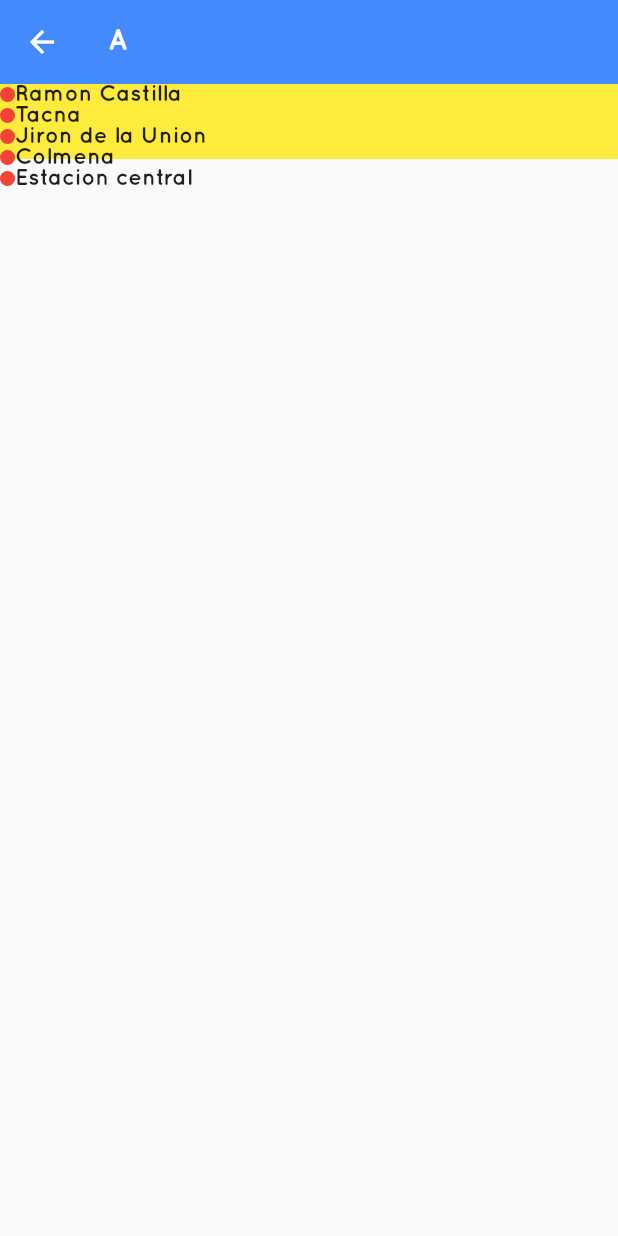
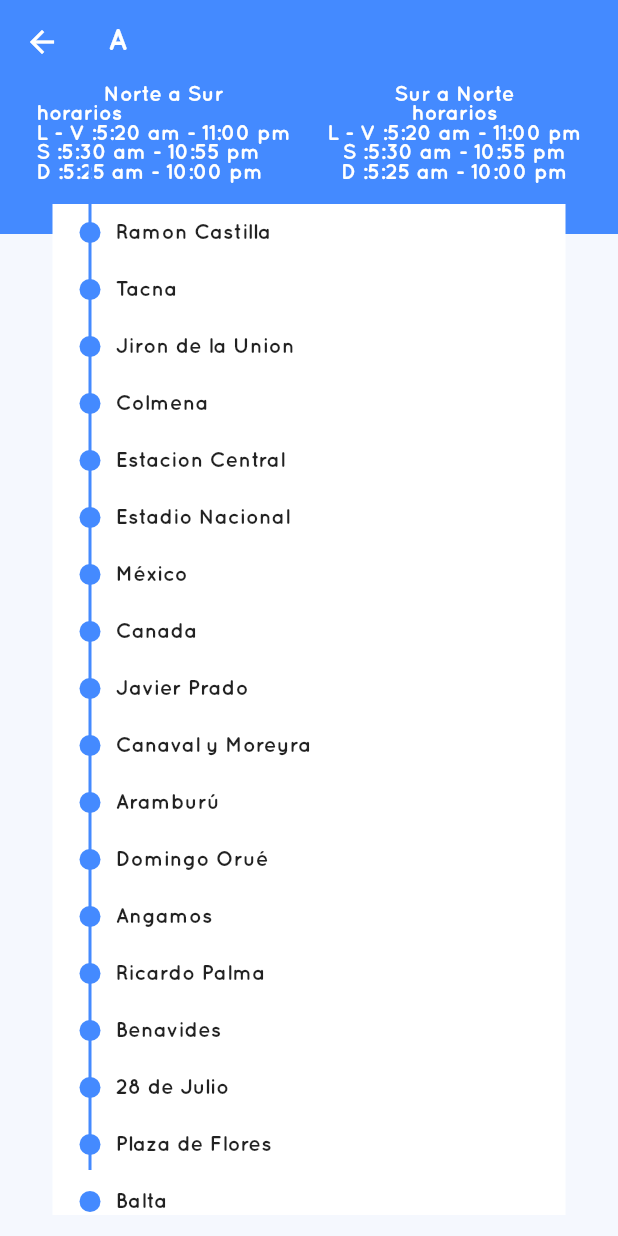
Before and after one commit to edwinmacalopu/MetropolitanoPe, a Flutter app: the screen it shows after launch, after a tap on an icon or button, on a phone screen of 412 x 824 dp. Run offline on Flutter 3.47's test engine with Material 2 defaults, Android fonts, the phone set to English and light mode, and no system bars.

Commit message:
add new interfaz Detallestaciones commit

```diff
--- a/lib/pages/buses.dart
+++ b/lib/pages/buses.dart
@@ -143,44 +143,147 @@ return Positioned(
    }
 
    class _BusdetalleState extends State<Busdetalle> {
-
-     List<String> C=["Ramon Castilla","Tacna","Jiron de la Union","Colmena","Estacion central"];
+final String someText =
+"horarios\n"
+"L - V :5:20 am - 11:00 pm\n"
+"S :5:30 am - 10:55 pm\n"
+"D :5:25 am - 10:00 pm\n"
+;
+     List<String> C=["Ramon Castilla","Tacna","Jiron de la Union","Colmena","Estacion Central","Estadio Nacional","México","Canada","Javier Prado","Canaval y Moreyra","Aramburú","Domingo Orué","Angamos","Ricardo Palma","Benavides","28 de Julio","Plaza de Flores","Balta","Bulevar","Estadio Unión","Escuela Militar","Terán","Rosario de Villa","Matellini"];
      @override
      Widget build(BuildContext context) {
+       double widths = MediaQuery.of(context).size.width;
        return Scaffold(
          appBar: AppBar(
            backgroundColor: Colors.blueAccent,
            elevation: 0,
            title: Text(this.widget.detalle),
          ),
-         body: Stack(
+         body: Container(
+           child:Stack(
            children: <Widget>[
              Container(
+               color:Color.fromARGB(-3, 245, 248, 254),
+             ),
+             builcabecera(),
+         builcard(widths),
+         builine(widths)
 
-               height: 50,
-                color: Colors.yellow,
+           ],
          ),
-            ListView.builder(
+         )
+       );
+     }
+      Widget builcabecera(){
+        return Container(
+            height:100,
+            color: Colors.blueAccent,
+            child: Row(
+              crossAxisAlignment: CrossAxisAlignment.center,
+              mainAxisAlignment: MainAxisAlignment.spaceEvenly,
+              children: <Widget>[
+                Column(
+                  children: <Widget>[
+                    Text('Norte a Sur',style: TextStyle(color: Colors.white),),
+                    Text('$someText',style: TextStyle(color: Colors.white),),
+
+                  ],
+                ),
+                 Column(
+                  children: <Widget>[
+                    Text('Sur a Norte',style: TextStyle(color: Colors.white),),
+                    Text('horarios',style: TextStyle(color: Colors.white),),
+                    Text('L - V :5:20 am - 11:00 pm',style: TextStyle(color: Colors.white),),
+                     Text('S :5:30 am - 10:55 pm',style: TextStyle(color: Colors.white),),
+                      Text('D :5:25 am - 10:00 pm',style: TextStyle(color: Colors.white),),
+                  ],
+                )
+              ],
+            ),
+            );
+      }
+
+      Widget builcard(widths){
+        return Positioned(
+          width: widths,
+          top: 80,
+          child: Column(
+          mainAxisAlignment: MainAxisAlignment.center,
+          crossAxisAlignment: CrossAxisAlignment.center,
+          children: <Widget>[
+            Container(
+                width: widths - 70,
+             height: MediaQuery.of(context).size.height -150 ,
+              color: Colors.white,
+           child: ListView.builder(
              itemCount: C.length,
             itemBuilder: (context,index){
-                return Row(
-                  crossAxisAlignment: CrossAxisAlignment.center,
-                  mainAxisAlignment: MainAxisAlignment.start,
+              return Card(
+                elevation: 0,
+                child:Row(
                   children: <Widget>[
+                    SizedBox(
+                      width: 14,
+                    ),
                     CircleAvatar(
-                       maxRadius: 5,
-                       backgroundColor: Colors.red,
+                      backgroundColor: Colors.blueAccent,
+                      radius: 7,
                     ),
-                     Text(C[index],style: TextStyle(fontSize: 15),),
+                    SizedBox(
+                      width: 10,
+                    ),
+                    Column(
+                    children: <Widget>[
+                       Text('${C[index]}')
                     ],
+
+
+                    ),
+                     SizedBox(
+                      height: 30,
+                    ),
+                  ],
+                ),
+
               );
 
             },
            ),
 
 
+        )
           ],
+
+        ) ,
+        );
+      }
+
+      Widget builine(widths){
+
+        return Positioned(
+          //width: widths -150,
+          top: 50,
+
+          child: Align(
+        alignment:  Alignment.center,
+
+        child: Column(
+
+          children: <Widget>[
+            SizedBox(
+              width: 120,
+            ),
+            Container(
+              alignment: Alignment.center,
+              width: 2.0,
+          height: MediaQuery.of(context).size.height -150,
+          color:
+           Colors.blueAccent,
+            )
+          ],
+        ),
         ),
         );
       }
+
    }
```
Lines whose indentation alone changed are shown as unchanged.
